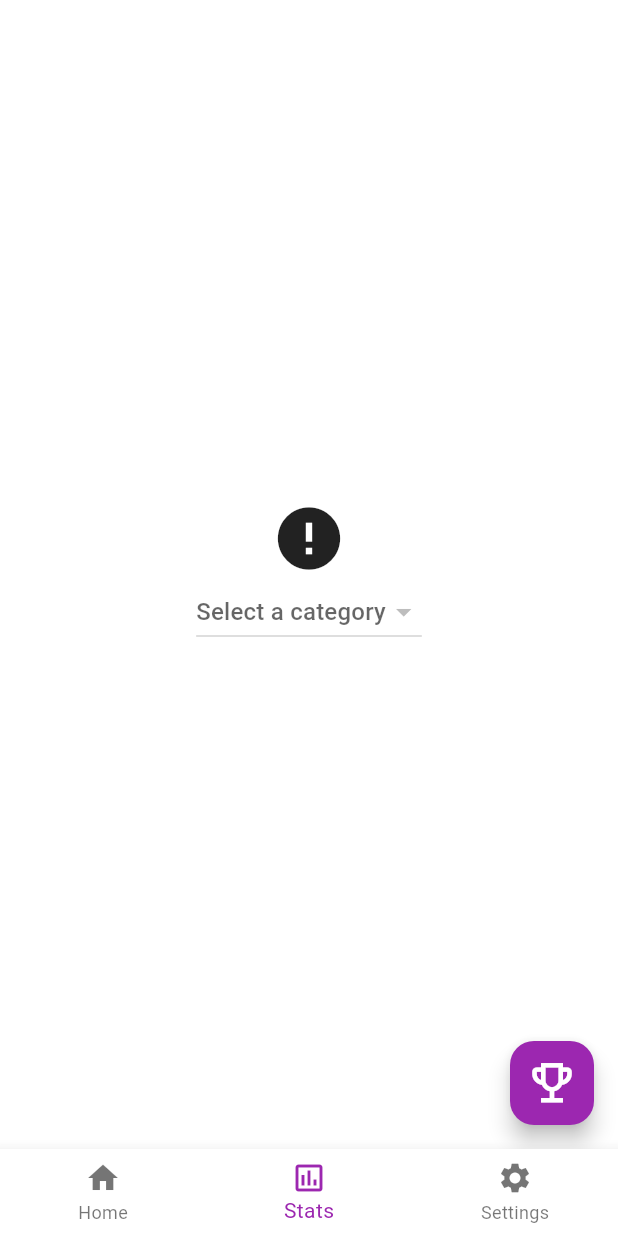
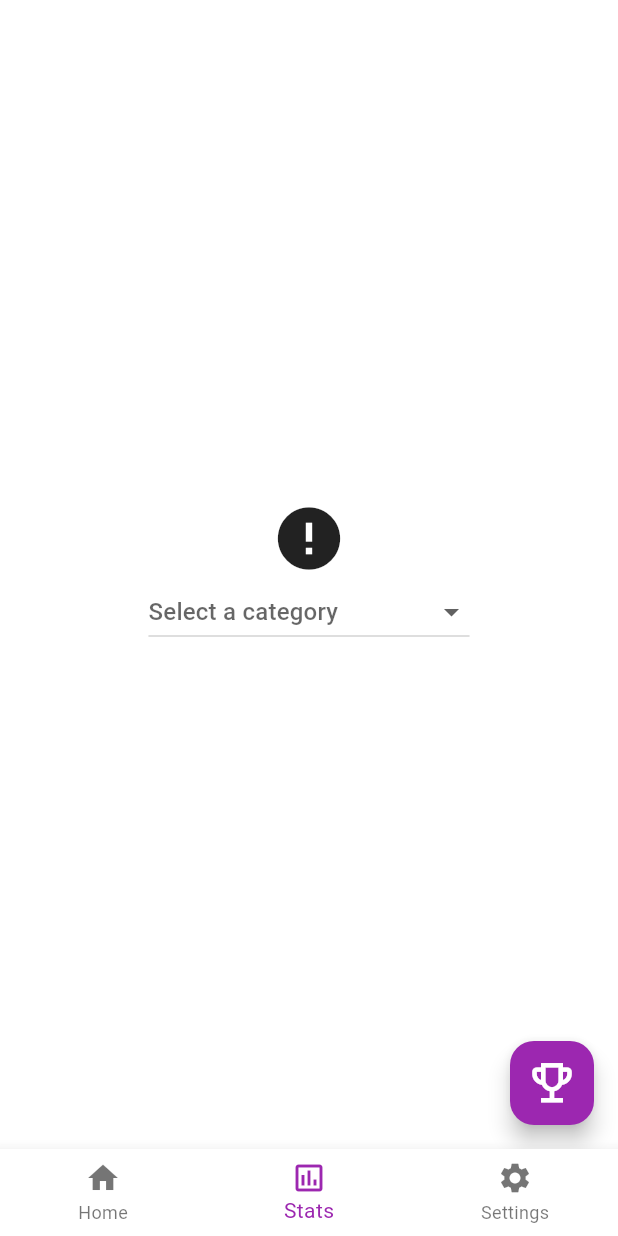
Before and after one commit to spageektti/triviology, a Flutter app: the screen it shows after launch, swiped to page 2, on a phone screen of 412 x 824 dp. Run offline on Flutter 3.47's test engine with Material 3 defaults, Android fonts, the phone set to English and light mode, and no system bars; missing offline and left inert: country_flags; network calls fail; statements that could not run were skipped.

Commit message:
Prepare stats page for this part 2

```diff
--- a/lib/stats_page.dart
+++ b/lib/stats_page.dart
@@ -96,12 +96,6 @@ class _StatsPageState extends State<StatsPage> {
   bool _categoriesLoaded = false;
 
   Future<void> loadCategories() async {
-    if (widget.databaseCodename == 'opentdbapi') {
-      // so it doesn't have to load
-      setState(() {
-        _categoriesLoaded = true;
-      });
-    } else {
     final directory = await getApplicationDocumentsDirectory();
     final databaseJson =
         File('${directory.path}/${widget.databaseCodename}.json');
@@ -111,8 +105,8 @@ class _StatsPageState extends State<StatsPage> {
       print(categories);
       setState(() {
         _categories.clear();
-          _categories.addAll(
-              List<Map<String, dynamic>>.from(categories.map((category) {
+        _categories
+            .addAll(List<Map<String, dynamic>>.from(categories.map((category) {
           return {
             'icon': getIconData(category['icon']),
             'text': category['text'],
@@ -125,7 +119,6 @@ class _StatsPageState extends State<StatsPage> {
       setState(() {
         _categoriesLoaded = true;
       });
-      }
     }
   }
 
@@ -232,12 +225,15 @@ class _StatsPageState extends State<StatsPage> {
 
   @override
   Widget build(BuildContext context) {
+    if (!_categoriesLoaded) {
+      loadCategories();
+    }
     return Scaffold(
       body: Center(
         child: Column(mainAxisAlignment: MainAxisAlignment.center, children: [
           Icon(
             _selectedCategory != null
-                ? categories.firstWhere(
+                ? _categories.firstWhere(
                     (element) => element['id'] == _selectedCategory)['icon']
                 : Icons.error,
             size: 50,
@@ -245,7 +241,7 @@ class _StatsPageState extends State<StatsPage> {
           DropdownButton<int>(
             value: _selectedCategory,
             hint: const Text('Select a category'),
-            items: categories.map((category) {
+            items: _categories.map((category) {
               return DropdownMenuItem<int>(
                 value: category['id'],
                 child: Text(category['text']),
@@ -485,9 +481,9 @@ class _StatsPageState extends State<StatsPage> {
                     totalCorrect: _totalCorrect,
                     totalQuestions: _totalQuestions,
                     totalQuizes: _totalQuizes,
-                    categoryName: categories.firstWhere((element) =>
+                    categoryName: _categories.firstWhere((element) =>
                         element['id'] == _selectedCategory)['text'],
-                    categoryIcon: Icon(categories.firstWhere((element) =>
+                    categoryIcon: Icon(_categories.firstWhere((element) =>
                         element['id'] == _selectedCategory)['icon']),
                     easyMaxCorrectAnswersStreak: _easyMaxCorrectAnswersStreak,
                     easyMaxIncorrectAnswersStreak:
```
Lines whose indentation alone changed are shown as unchanged.
